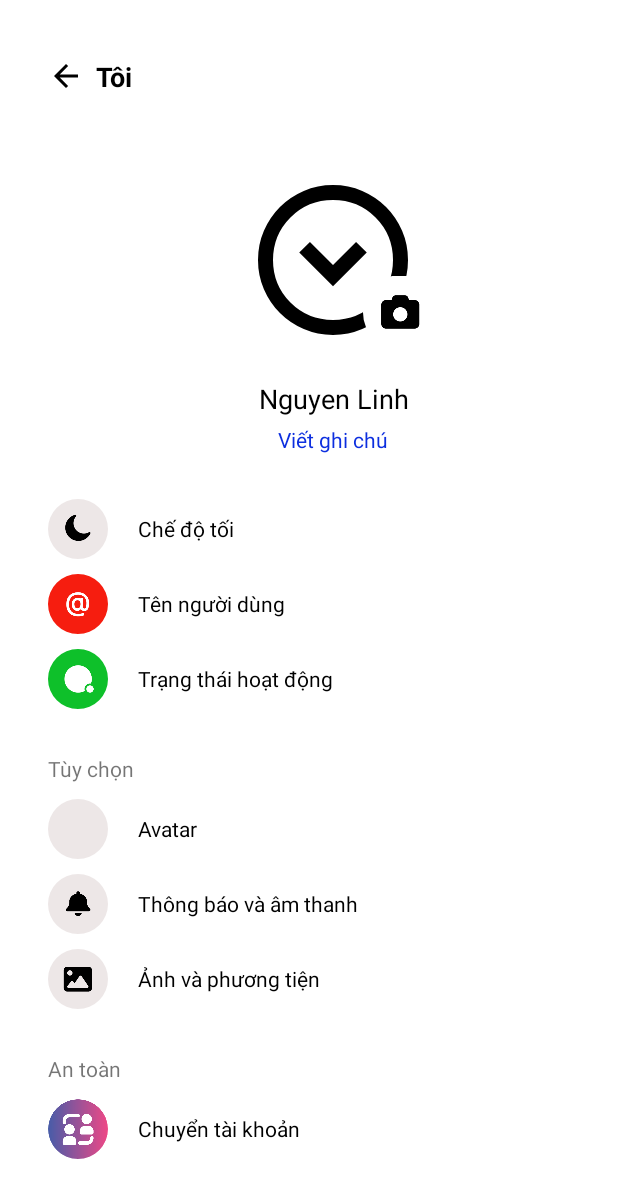
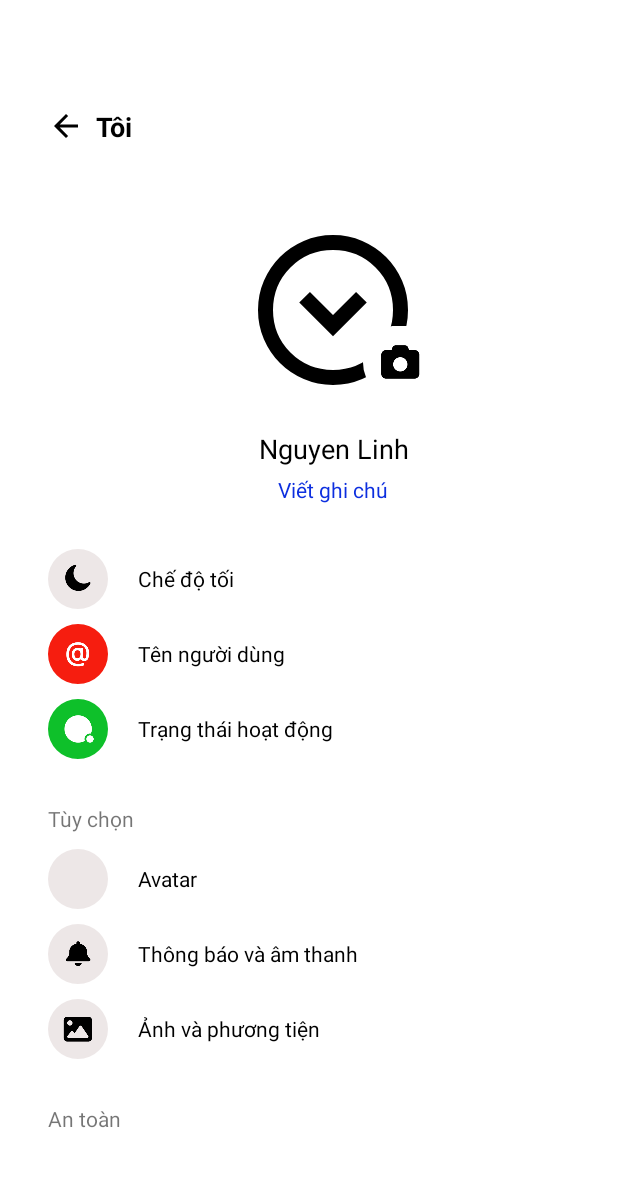
Before and after one commit to wnaot/AndroidProject, an Android app: the layout activity_user.xml on its own in the app's theme, with its tools: preview values and no code run, on a phone screen of 412 x 824 dp. Shown: the top 1198 px of the screen. Run offline under Robolectric (Android 15) with nearby library versions, the phone set to English and light mode, and no system bars.

Commit message:
Update activity_user.xml
update file

```diff
--- a/app/src/main/res/layout/activity_user.xml
+++ b/app/src/main/res/layout/activity_user.xml
@@ -5,8 +5,8 @@
     xmlns:app="http://schemas.android.com/apk/res-auto">
 
     <LinearLayout
-        android:layout_width="400dp"
-        android:layout_height="746dp"
+        android:layout_width="350dp"
+        android:layout_height="680dp"
         android:layout_gravity="center_vertical"
         android:layout_marginStart="32dp"
         android:layout_marginEnd="32dp"
@@ -102,7 +102,7 @@
                     android:layout_centerVertical="true"
                     android:layout_marginLeft="60dp"
                     android:text="Chế độ tối"
-                    android:textColor="#000000"/>
+                    android:textColor="#000000" />
             </RelativeLayout>
 
             <RelativeLayout
@@ -124,7 +124,7 @@
                     android:layout_centerVertical="true"
                     android:layout_marginLeft="60dp"
                     android:text="Tên người dùng"
-                    android:textColor="#000000"/>
+                    android:textColor="#000000" />
             </RelativeLayout>
 
             <RelativeLayout
@@ -146,7 +146,7 @@
                     android:layout_centerVertical="true"
                     android:layout_marginLeft="60dp"
                     android:text="Trạng thái hoạt động"
-                    android:textColor="#000000"/>
+                    android:textColor="#000000" />
             </RelativeLayout>
 
             <TextView
@@ -174,7 +174,7 @@
                     android:layout_centerVertical="true"
                     android:layout_marginLeft="60dp"
                     android:text="Avatar"
-                    android:textColor="#000000"/>
+                    android:textColor="#000000" />
             </RelativeLayout>
 
             <RelativeLayout
@@ -196,7 +196,7 @@
                     android:layout_centerVertical="true"
                     android:layout_marginLeft="60dp"
                     android:text="Thông báo và âm thanh"
-                    android:textColor="#000000"/>
+                    android:textColor="#000000" />
             </RelativeLayout>
 
             <RelativeLayout
@@ -218,7 +218,7 @@
                     android:layout_centerVertical="true"
                     android:layout_marginLeft="60dp"
                     android:text="Ảnh và phương tiện"
-                    android:textColor="#000000"/>
+                    android:textColor="#000000" />
             </RelativeLayout>
 
             <TextView
@@ -246,7 +246,7 @@
                     android:layout_centerVertical="true"
                     android:layout_marginLeft="60dp"
                     android:text="Chuyển tài khoản"
-                    android:textColor="#000000"/>
+                    android:textColor="#000000" />
             </RelativeLayout>
         </RelativeLayout>
     </LinearLayout>
```
